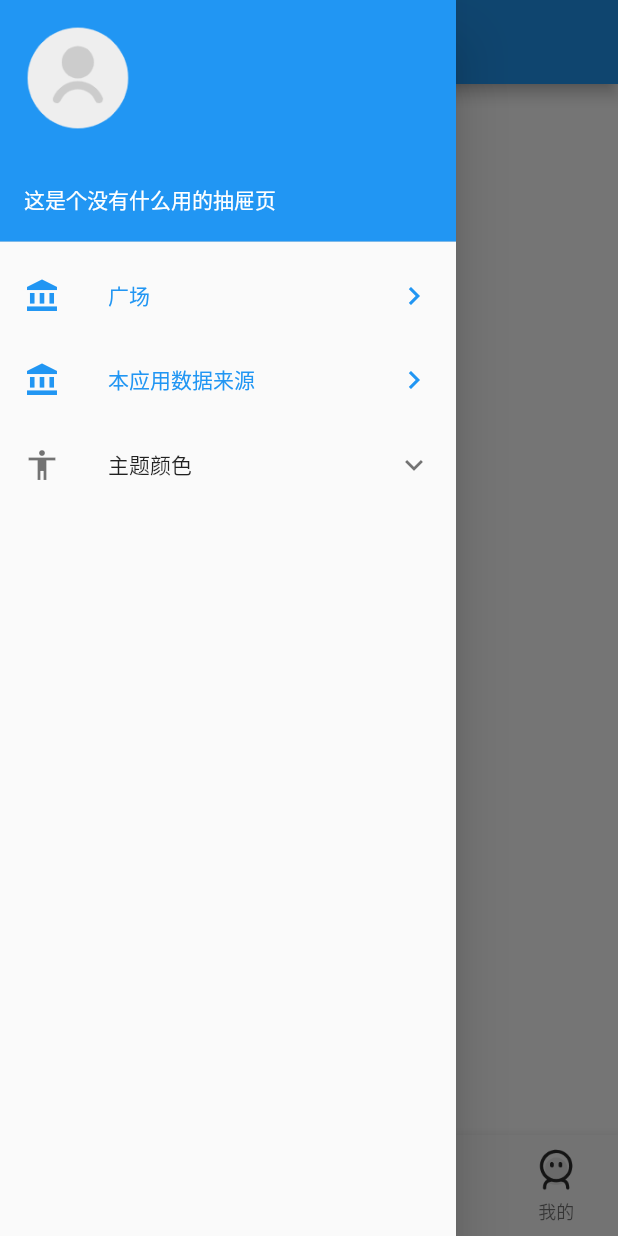
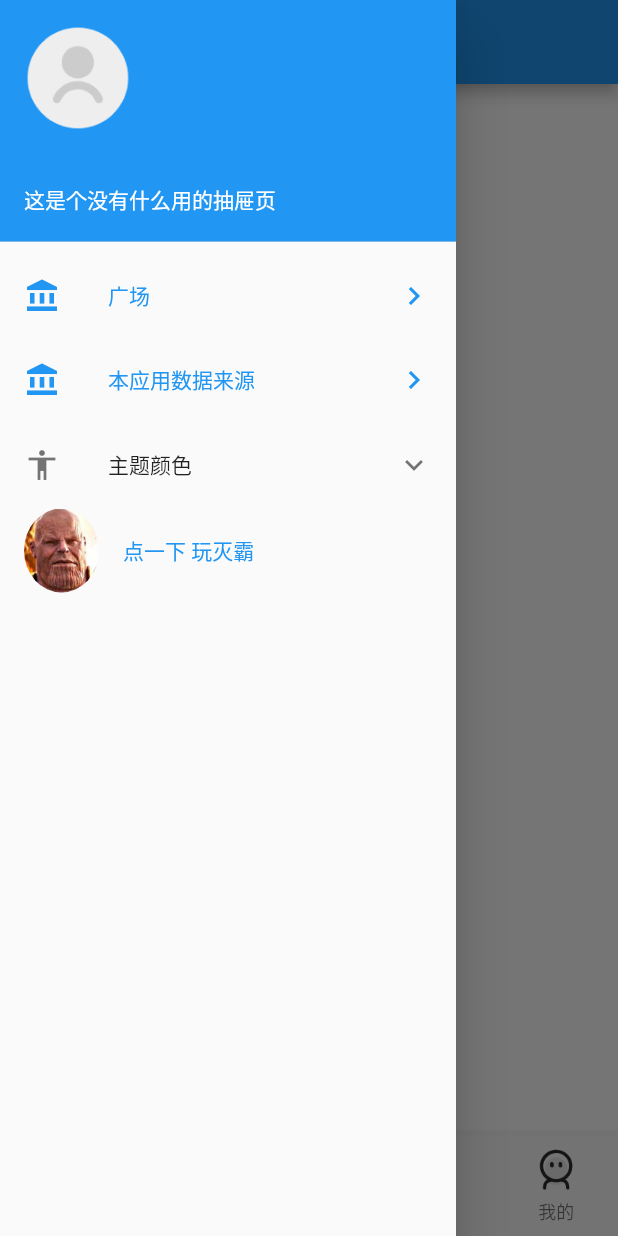
Before and after one commit to wudeh/wan_android, a Flutter app: the screen it shows after launch, item 2 of the bottom bar chosen, with the side drawer open, on a phone screen of 412 x 824 dp. Run offline on Flutter 3.47's test engine with Material 2 defaults, Android fonts, the phone set to English and light mode, and no system bars; our stand-ins replace connectivity, cookie_jar, dio, dio_cookie_manager, event_bus, flare_flutter and 10 more; accounts and stored records are empty; network calls fail.

Commit message:
修复bug，增加灭霸动画效果

```diff
--- a/lib/page/my/Drawer.dart
+++ b/lib/page/my/Drawer.dart
@@ -10,6 +10,7 @@ import '../provider/Color.dart';
 import '../BrowserPage.dart';
 import 'package:multi_image/event/LoginEvent.dart';
 import '../../main.dart';
+import './MieBa.dart';
 
 class DrawerPage extends StatefulWidget {
   final Widget child;
@@ -49,7 +50,7 @@ class _DrawerPageState extends State<DrawerPage> {
   @override
   Widget build(BuildContext context) {
     return Drawer(
-      child: Column(
+      child: ListView(
         children: <Widget>[
           UserAccountsDrawerHeader(
             currentAccountPicture: ClipOval(
@@ -113,6 +114,13 @@ class _DrawerPageState extends State<DrawerPage> {
                 );
               }),
             ],
+          ),
+          // 灭霸动画效果 只需要传进去一个你想要做出灭霸效果的 widget 即可
+          Sandable(
+            child: ListTile(
+              leading: ClipOval(child: Image(image: AssetImage('assets/img/mieba.png'),),),
+              title: Text('点一下 玩灭霸',style: TextStyle(color: Theme.of(context).primaryColor),),
+            ),
           )
         ],
       ),
--- /dev/null
+++ b/lib/page/my/MieBa.dart
@@ -0,0 +1,169 @@
+// 手动导入一下各种需要的包
+import 'dart:math';
+import 'dart:typed_data';
+import 'dart:ui';
+
+import 'package:flutter/rendering.dart';
+import 'package:image/image.dart' as image;
+import 'package:flutter/material.dart';
+
+
+class Sandable extends StatefulWidget {
+  // 将需要沙化的内容包裹起来
+  final Widget child;
+
+  // 吹散动画的时间
+  final Duration duration;
+
+  // 图层数量  图层越多，吹散效果越好但是更耗时
+  final int numberOfLayers;
+
+  Sandable(
+      {Key key,
+        @required this.child,
+        this.duration = const Duration(seconds: 5),
+        this.numberOfLayers = 10})
+      : super(key: key);
+
+  @override
+  _SandableState createState() => _SandableState();
+}
+
+class _SandableState extends State<Sandable> with TickerProviderStateMixin{
+  // 吹散动画Controller
+  AnimationController _mainController;
+
+  // key of child
+  GlobalKey _globalKey = GlobalKey();
+
+  // 重叠的分离图层
+  List<Widget> layers = [];
+
+  // 将一个Widget转为image.Image对象
+  Future<image.Image> _getImageFromWidget() async {
+    // _globalKey为需要图像化的widget的key
+    RenderRepaintBoundary boundary = _globalKey.currentContext.findRenderObject();
+
+    // ui.Image => image.Image
+    var img = await boundary.toImage();
+    var byteData = await img.toByteData(format: ImageByteFormat.png);
+    var pngBytes = byteData.buffer.asUint8List();
+
+    return image.decodeImage(pngBytes);
+  }
+
+    Future<void> blow() async {
+    // 获取到完整的图像
+    image.Image fullImage = await _getImageFromWidget();
+
+    // 获取原图的宽高
+    int width = fullImage.width;
+    int height = fullImage.height;
+
+    // 初始化与原图相同大小的空白的图层
+    List<image.Image> blankLayers =
+        List.generate(widget.numberOfLayers, (i) => image.Image(width, height));
+
+    // 将原图的像素点，分布到layer中
+    separatePixels(blankLayers, fullImage, width, height);
+
+    // 将图层转换为Widget
+    layers = blankLayers.map((layer) => imageToWidget(layer)).toList();
+
+    // 刷新页面
+    setState(() {});
+
+    // 开始动画
+    _mainController.forward();
+  }
+
+  void separatePixels(List<image.Image> blankLayers, image.Image fullImage,
+      int width, int height) {
+    // 遍历所有的像素点
+    for (int x = 0; x < width; x++) {
+      for (int y = 0; y < height; y++) {
+        // 获取当前的像素点
+        int pixel = fullImage.getPixel(x, y);
+        // 如果当前像素点是透明的  则直接continue 减少不必要的浪费
+        if (0 == pixel) continue;
+
+        // 随机生成放入的图层index
+        int index = Random().nextInt(widget.numberOfLayers);
+        // 将像素点放入图层
+        blankLayers[index].setPixel(x, y, pixel);
+      }
+    }
+  }
+
+    Widget imageToWidget(image.Image png) {
+    // 先将image 转换为 Uint8List 格式
+    Uint8List data = Uint8List.fromList(image.encodePng(png));
+
+    // 定义一个先快后慢的动画过程曲线
+    CurvedAnimation animation = CurvedAnimation(
+        parent: _mainController, curve: Interval(0, 1, curve: Curves.easeOut));
+
+    // 定义位移变化的插值（始末偏移量）
+    Animation<Offset> offsetAnimation = Tween<Offset>(
+      begin: Offset.zero,
+      // 基础偏移量+随机偏移量
+      end: Offset(50, -20) +
+          Offset(30, 30).scale((Random().nextDouble() - 0.5) * 2,
+              (Random().nextDouble() - 0.5) * 2),
+    ).animate(animation);
+
+    return AnimatedBuilder(
+      animation: _mainController,
+      child: Image.memory(data),
+      builder: (context, child) {
+        // 位移动画
+        return Transform.translate(
+          offset: offsetAnimation.value,
+          // 渐隐动画
+          child: Opacity(
+            opacity: cos(animation.value * pi / 2), // 1 => 0
+            child: child,
+          ),
+        );
+      },
+    );
+  }
+
+
+  @override
+  void initState() {
+    super.initState();
+
+    _mainController =
+        AnimationController(vsync: this, duration: widget.duration);
+  }
+
+  @override
+  void dispose() {
+    _mainController.dispose();
+    super.dispose();
+  }
+
+    @override
+  Widget build(BuildContext context) {
+    return Stack(
+      children: <Widget>[
+        ...layers, // 沙化图层
+        // 可点击的child 用RepaintBoundary包裹以截图
+        GestureDetector(
+          onTap: () {
+            blow();
+          },
+          // 当动画开始  本体隐藏
+          child: _mainController.isAnimating
+              ? Container()
+              : RepaintBoundary(
+                  key: _globalKey,
+                  child: widget.child,
+                ),
+        )
+      ],
+    );
+  }
+
+}
--- a/lib/page/my/RankPage.dart
+++ b/lib/page/my/RankPage.dart
@@ -19,7 +19,7 @@ class RankPage extends StatefulWidget {
 
 class RankPageState extends State<RankPage> {
   List<RankEntity> rankList = [];
-  int currentPage = 0;
+  int currentPage = 1;
 
   //  加载文章
   loadArticleData() async {
@@ -55,7 +55,7 @@ class RankPageState extends State<RankPage> {
             }),
         onRefresh: () async {
           rankList.clear();
-          currentPage = 0;
+          currentPage = 1;
           loadArticleData();
         },
         onLoad: () async {
--- a/pubspec.yaml
+++ b/pubspec.yaml
@@ -154,6 +154,7 @@ flutter:
     - assets/img/pic_404.jpg
     - assets/img/zan_0.png
     - assets/img/zan_1.png
+    - assets/img/mieba.png
 
   # An image asset can refer to one or more resolution-specific "variants", see
   # https://flutter.dev/assets-and-images/#resolution-aware.
```
Also changed, not shown: assets/img/mieba.png (added), 19 other files.
